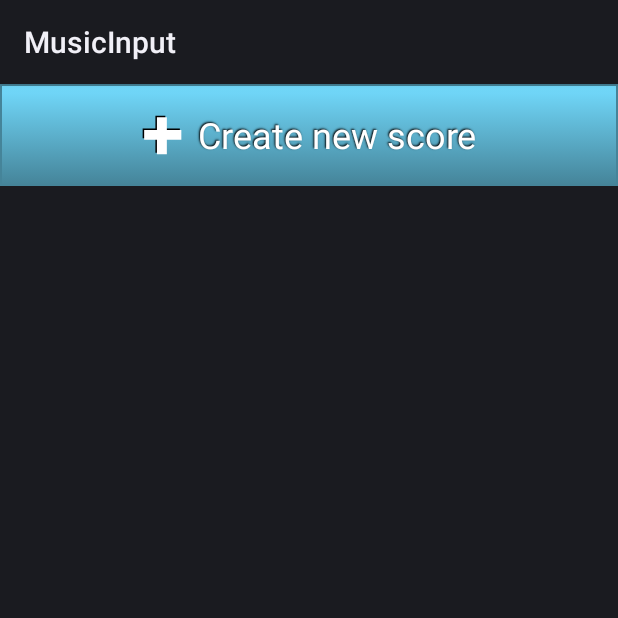
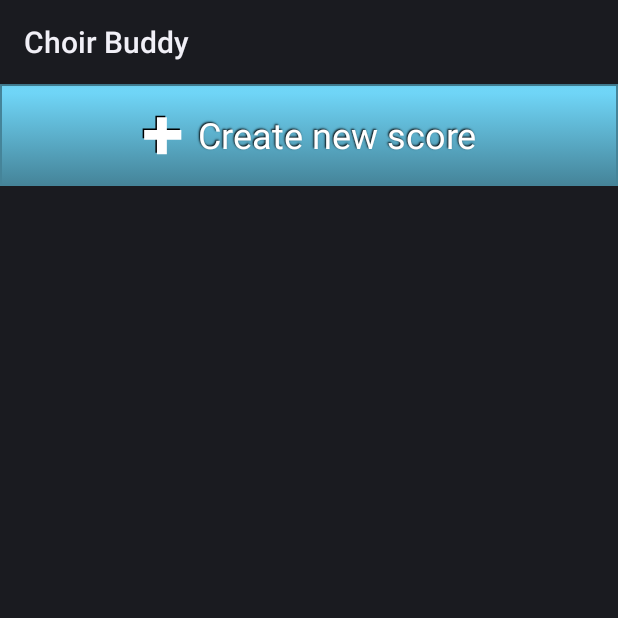
Before and after one commit to plaskowski/mgr_musicinput_mainapp, an Android app: the screen it shows after launch (MainActivity), on a phone screen of 412 x 824 dp, the top half of it. Run offline under Robolectric (Android 15) with nearby library versions, the phone set to English and light mode, and no system bars.

Commit message:
Change app title and id to Choir Buddy

```diff
--- a/app/build.gradle
+++ b/app/build.gradle
@@ -7,7 +7,7 @@ android {
     buildToolsVersion "30.0.3"
 
     defaultConfig {
-        applicationId "pl.edu.mimuw.students.pl249278.android.musicinput"
+        applicationId "pl.waw.echo.choirbuddy"
         minSdkVersion 23
         targetSdkVersion 30
         versionCode 1
@@ -15,7 +15,6 @@ android {
 
         testInstrumentationRunner "androidx.test.runner.AndroidJUnitRunner"
     }
-
     buildTypes {
         release {
             minifyEnabled false
--- a/app/src/main/AndroidManifest.xml
+++ b/app/src/main/AndroidManifest.xml
@@ -8,7 +8,7 @@
     <application android:icon="@drawable/icon" android:label="@string/app_name">
 
         <activity android:name="pl.edu.mimuw.students.pl249278.android.musicinput.MainActivity"
-			android:label="MusicInput">
+			android:label="@string/app_name">
             <intent-filter>
                 <action android:name="android.intent.action.MAIN" />
                 <category android:name="android.intent.category.LAUNCHER" />
--- a/app/src/main/res/values/application_params.xml
+++ b/app/src/main/res/values/application_params.xml
@@ -27,8 +27,8 @@
 
 	<integer name="minPlayTempoBPM">10</integer>
 	<integer name="defaultPlayTempoBPM">90</integer>
-	<string name="midiArtist">MusicInput</string>
-	<string name="midiAlbum">MusicInput</string>
+	<string name="midiArtist">Choir Buddy</string>
+	<string name="midiAlbum">Choir Buddy</string>
 
 	<integer name="lineThickness">10</integer>
  	<integer name="linespaceThickness">100</integer>
--- a/app/src/main/res/values/strings.xml
+++ b/app/src/main/res/values/strings.xml
@@ -1,6 +1,6 @@
 <?xml version="1.0" encoding="utf-8"?>
 <resources>
-    <string name="app_name">Music Input</string>
+    <string name="app_name">Choir Buddy</string>
     <string name="EDIT_current_note_value">Current time value</string>
     <string name="EDIT_msg_inserterror_notetolong">This note won\'t fit into current time</string>
     <string name="no_timestep">No metrum specified.</string>
--- a/asyncService/src/main/AndroidManifest.xml
+++ b/asyncService/src/main/AndroidManifest.xml
@@ -4,6 +4,4 @@
     android:versionCode="1"
     android:versionName="1.0" >
 
-    <uses-sdk android:minSdkVersion="7" />
-
 </manifest>
```
